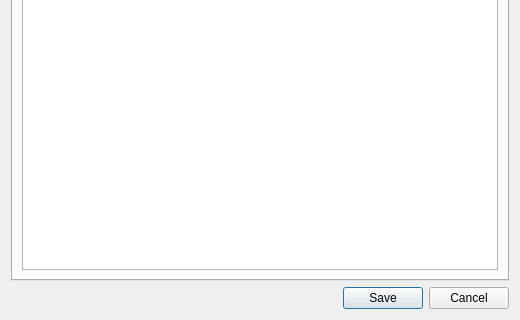
First picture: the form in plugins/tools/svgtexttool/WdgSvgTextEditor.ui, repository KDE/krita, before the edit; both pictures show x 0 to 520 and y 210 to 530 of the 520 by 530 pixel window.
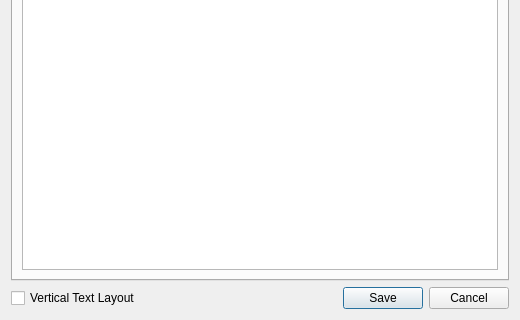
Second picture: the form after the edit.

Commit message:
Add a hidden checkbox for vertical text layout
Who knows, one Saturday in January I might be crazy enough to
manually layout vertical text in really complicated SVG, and
then I want to have this string ready for me.

Patch:
```diff
--- a/plugins/tools/svgtexttool/WdgSvgTextEditor.ui
+++ b/plugins/tools/svgtexttool/WdgSvgTextEditor.ui
@@ -70,11 +70,22 @@
     </widget>
    </item>
    <item>
+    <layout class="QHBoxLayout" name="horizontalLayout">
+     <item>
+      <widget class="QCheckBox" name="chkVertical">
+       <property name="text">
+        <string>Vertical Text Layout</string>
+       </property>
+      </widget>
+     </item>
+     <item>
     <widget class="QDialogButtonBox" name="buttons">
      <property name="standardButtons">
       <set>QDialogButtonBox::Cancel|QDialogButtonBox::Save</set>
      </property>
     </widget>
+     </item>
+    </layout>
    </item>
   </layout>
  </widget>
```
Left out of the diff: 2 changed lines with no effect on the pictures. Lines whose indentation alone changed are shown as unchanged. The commit also changes 3 other files.
